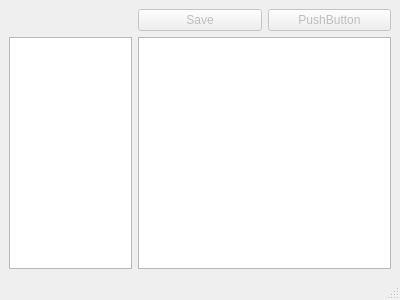
Old version of the form File_Viewer/main_window.ui in the repository AndresH18/cpp-playground.
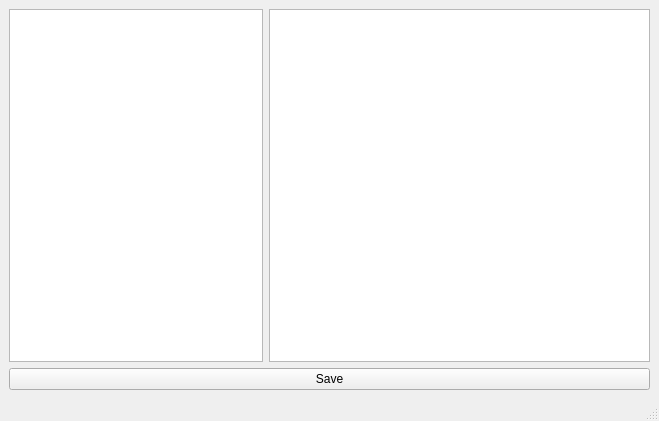
New version of the form.

Diff of the .ui file:
```diff
--- a/File_Viewer/main_window.ui
+++ b/File_Viewer/main_window.ui
@@ -6,26 +6,29 @@
    <rect>
     <x>0</x>
     <y>0</y>
-    <width>400</width>
-    <height>300</height>
+    <width>659</width>
+    <height>421</height>
    </rect>
   </property>
   <property name="windowTitle">
    <string>File Viewer</string>
   </property>
   <widget class="QWidget" name="centralwidget">
-   <layout class="QGridLayout" name="gridLayout" columnstretch="1,1,1">
-    <item row="1" column="1" colspan="2">
+   <layout class="QGridLayout" name="gridLayout" columnstretch="2,3">
+    <item row="0" column="0">
+     <widget class="QTreeView" name="treeView"/>
+    </item>
+    <item row="0" column="1">
      <widget class="QPlainTextEdit" name="plainTextEdit">
       <property name="readOnly">
        <bool>false</bool>
       </property>
      </widget>
     </item>
-    <item row="0" column="1">
+    <item row="1" column="0" colspan="2">
      <widget class="QPushButton" name="saveButton">
       <property name="enabled">
-       <bool>false</bool>
+       <bool>true</bool>
       </property>
       <property name="sizePolicy">
        <sizepolicy hsizetype="Expanding" vsizetype="Fixed">
@@ -38,25 +41,6 @@
       </property>
      </widget>
     </item>
-    <item row="0" column="2">
-     <widget class="QPushButton" name="pushButton_2">
-      <property name="enabled">
-       <bool>false</bool>
-      </property>
-      <property name="sizePolicy">
-       <sizepolicy hsizetype="Expanding" vsizetype="Fixed">
-        <horstretch>0</horstretch>
-        <verstretch>0</verstretch>
-       </sizepolicy>
-      </property>
-      <property name="text">
-       <string>PushButton</string>
-      </property>
-     </widget>
-    </item>
-    <item row="1" column="0">
-     <widget class="QTreeView" name="treeView"/>
-    </item>
    </layout>
   </widget>
   <widget class="QMenuBar" name="menubar">
```
Left out of the diff: 2 changed lines with no effect on the pictures.
